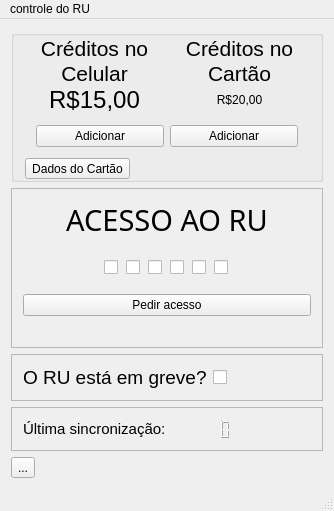
First picture: the form in Android/AplicativoVersaoFinal/secondwindow.ui, repository itsGiuu/slash_n, before the edit.
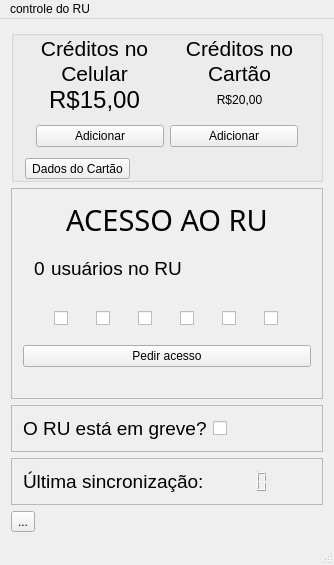
Second picture: the form after the edit.

```diff
--- a/Android/AplicativoVersaoFinal/secondwindow.ui
+++ b/Android/AplicativoVersaoFinal/secondwindow.ui
@@ -7,7 +7,7 @@
     <x>0</x>
     <y>0</y>
     <width>334</width>
-    <height>498</height>
+    <height>564</height>
    </rect>
   </property>
   <property name="windowTitle">
@@ -482,6 +482,55 @@
          </property>
         </widget>
        </item>
+       <item>
+        <widget class="QWidget" name="widget" native="true">
+         <layout class="QHBoxLayout" name="horizontalLayout_8">
+          <item>
+           <widget class="QLabel" name="labelRUUser">
+            <property name="sizePolicy">
+             <sizepolicy hsizetype="Minimum" vsizetype="Preferred">
+              <horstretch>0</horstretch>
+              <verstretch>0</verstretch>
+             </sizepolicy>
+            </property>
+            <property name="font">
+             <font>
+              <pointsize>14</pointsize>
+             </font>
+            </property>
+            <property name="text">
+             <string>0</string>
+            </property>
+           </widget>
+          </item>
+          <item>
+           <widget class="QLabel" name="label_5">
+            <property name="font">
+             <font>
+              <pointsize>14</pointsize>
+             </font>
+            </property>
+            <property name="text">
+             <string>usuários no RU</string>
+            </property>
+           </widget>
+          </item>
+          <item>
+           <spacer name="horizontalSpacer_10">
+            <property name="orientation">
+             <enum>Qt::Horizontal</enum>
+            </property>
+            <property name="sizeHint" stdset="0">
+             <size>
+              <width>40</width>
+              <height>20</height>
+             </size>
+            </property>
+           </spacer>
+          </item>
+         </layout>
+        </widget>
+       </item>
        <item>
         <widget class="QWidget" name="widget_9" native="true">
          <layout class="QHBoxLayout" name="horizontalLayout_7">
@@ -517,6 +566,19 @@
             </property>
            </widget>
           </item>
+          <item>
+           <spacer name="horizontalSpacer_5">
+            <property name="orientation">
+             <enum>Qt::Horizontal</enum>
+            </property>
+            <property name="sizeHint" stdset="0">
+             <size>
+              <width>40</width>
+              <height>20</height>
+             </size>
+            </property>
+           </spacer>
+          </item>
           <item>
            <widget class="QCheckBox" name="LED4">
             <property name="minimumSize">
@@ -530,6 +592,19 @@
             </property>
            </widget>
           </item>
+          <item>
+           <spacer name="horizontalSpacer_6">
+            <property name="orientation">
+             <enum>Qt::Horizontal</enum>
+            </property>
+            <property name="sizeHint" stdset="0">
+             <size>
+              <width>40</width>
+              <height>20</height>
+             </size>
+            </property>
+           </spacer>
+          </item>
           <item>
            <widget class="QCheckBox" name="LED3">
             <property name="sizePolicy">
@@ -549,6 +624,19 @@
             </property>
            </widget>
           </item>
+          <item>
+           <spacer name="horizontalSpacer_7">
+            <property name="orientation">
+             <enum>Qt::Horizontal</enum>
+            </property>
+            <property name="sizeHint" stdset="0">
+             <size>
+              <width>40</width>
+              <height>20</height>
+             </size>
+            </property>
+           </spacer>
+          </item>
           <item>
            <widget class="QCheckBox" name="LED2">
             <property name="minimumSize">
@@ -562,6 +650,19 @@
             </property>
            </widget>
           </item>
+          <item>
+           <spacer name="horizontalSpacer_8">
+            <property name="orientation">
+             <enum>Qt::Horizontal</enum>
+            </property>
+            <property name="sizeHint" stdset="0">
+             <size>
+              <width>40</width>
+              <height>20</height>
+             </size>
+            </property>
+           </spacer>
+          </item>
           <item>
            <widget class="QCheckBox" name="LED1">
             <property name="minimumSize">
@@ -575,6 +676,19 @@
             </property>
            </widget>
           </item>
+          <item>
+           <spacer name="horizontalSpacer_9">
+            <property name="orientation">
+             <enum>Qt::Horizontal</enum>
+            </property>
+            <property name="sizeHint" stdset="0">
+             <size>
+              <width>40</width>
+              <height>20</height>
+             </size>
+            </property>
+           </spacer>
+          </item>
           <item>
            <widget class="QCheckBox" name="LED0">
             <property name="minimumSize">
@@ -701,7 +815,7 @@
         <widget class="QLabel" name="label_9">
          <property name="font">
           <font>
-           <pointsize>11</pointsize>
+           <pointsize>14</pointsize>
           </font>
          </property>
          <property name="text">
@@ -712,7 +826,7 @@
        <item>
         <widget class="QLCDNumber" name="lcdNumber">
          <property name="sizePolicy">
-          <sizepolicy hsizetype="Expanding" vsizetype="Expanding">
+          <sizepolicy hsizetype="MinimumExpanding" vsizetype="MinimumExpanding">
            <horstretch>0</horstretch>
            <verstretch>0</verstretch>
           </sizepolicy>
```
Left out of the diff: 7 changed lines with no effect on the pictures.
